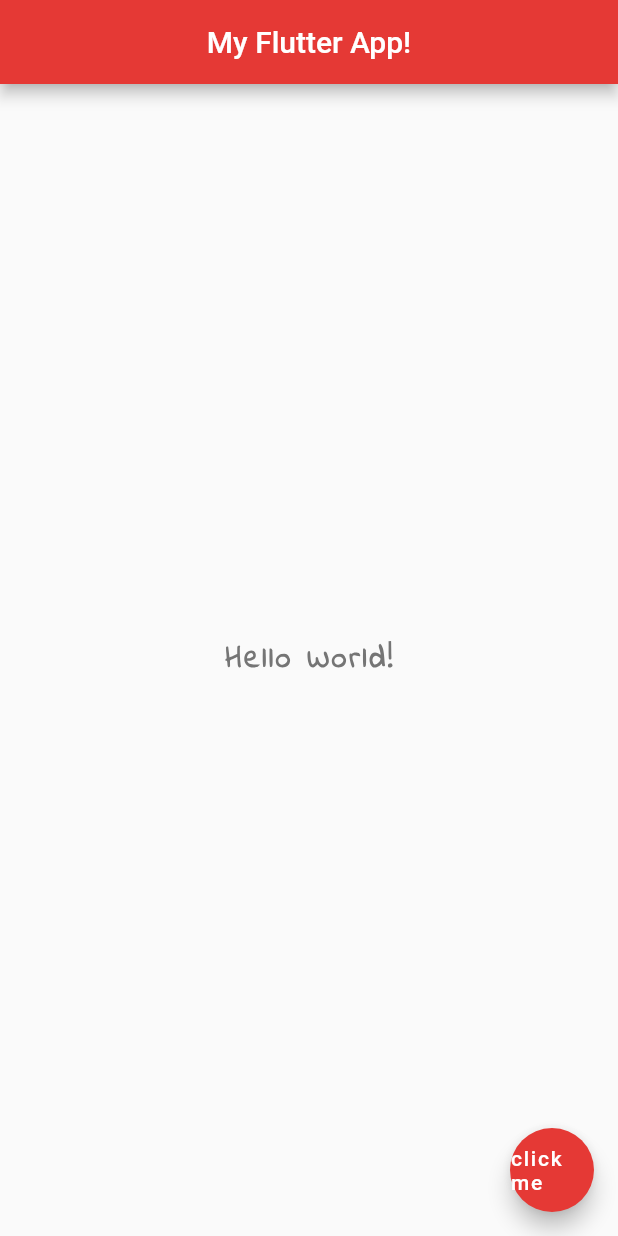
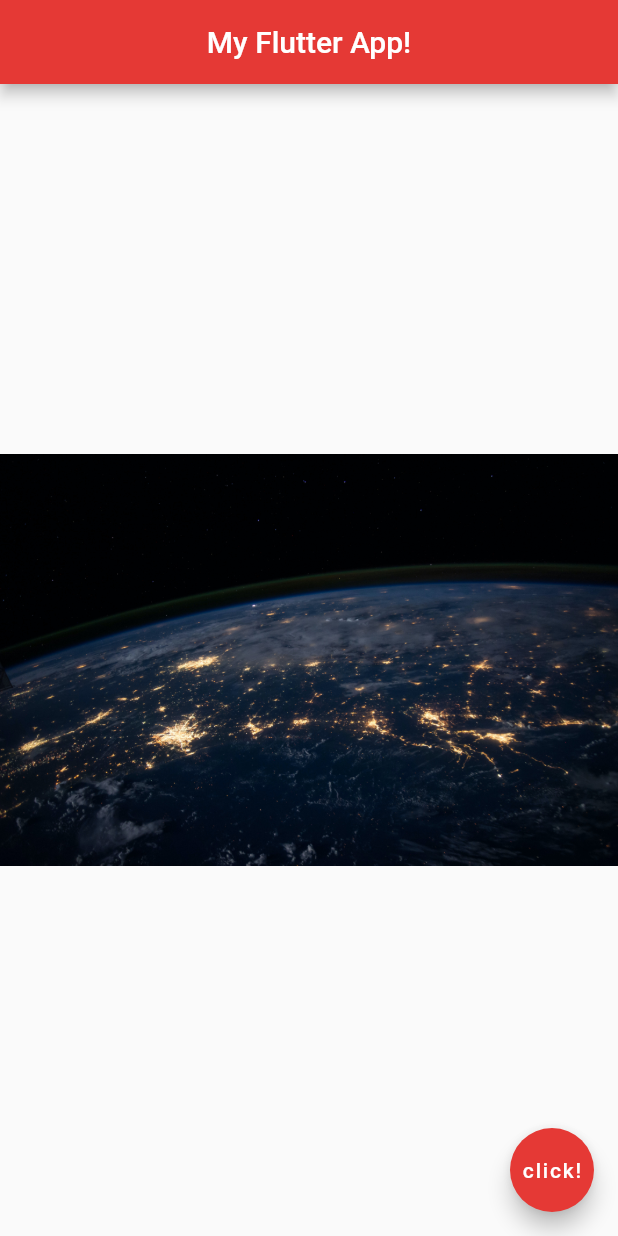
Before and after one commit to jasonyapri/flutter-hello-timezone, a Flutter app: the screen it shows after launch, on a phone screen of 412 x 824 dp. Run offline on Flutter 3.47's test engine with Material 2 defaults, Android fonts, the phone set to English and light mode, and no system bars.

Commit message:
Images & Assets (#8)

```diff
--- a/lib/main.dart
+++ b/lib/main.dart
@@ -14,20 +14,11 @@ class Home extends StatelessWidget {
         backgroundColor: Colors.red[600],
       ),
       body: Center(
-        child: Text(
-          'Hello World!',
-          style: TextStyle(
-            fontSize: 20.0,
-            fontWeight: FontWeight.bold,
-            letterSpacing: 2.0,
-            color: Colors.grey[600],
-            fontFamily: 'IndieFlower',
-          ),
-        ),
+        child: Image.asset('assets/space-2.jpg'),
       ),
       floatingActionButton: FloatingActionButton(
           onPressed: () {},
-          child: Text('click me'),
+          child: Text('click!'),
           backgroundColor: Colors.red[600]
       ),
     );
--- a/pubspec.yaml
+++ b/pubspec.yaml
@@ -45,9 +45,8 @@ flutter:
   uses-material-design: true
 
   # To add assets to your application, add an assets section, like this:
-  # assets:
-  #   - images/a_dot_burr.jpeg
-  #   - images/a_dot_ham.jpeg
+  assets:
+    - assets/
 
   # An image asset can refer to one or more resolution-specific "variants", see
   # https://flutter.dev/assets-and-images/#resolution-aware.
```
Also changed, not shown: assets/space-1.jpg (added), assets/space-2.jpg (added), 1 other file.
